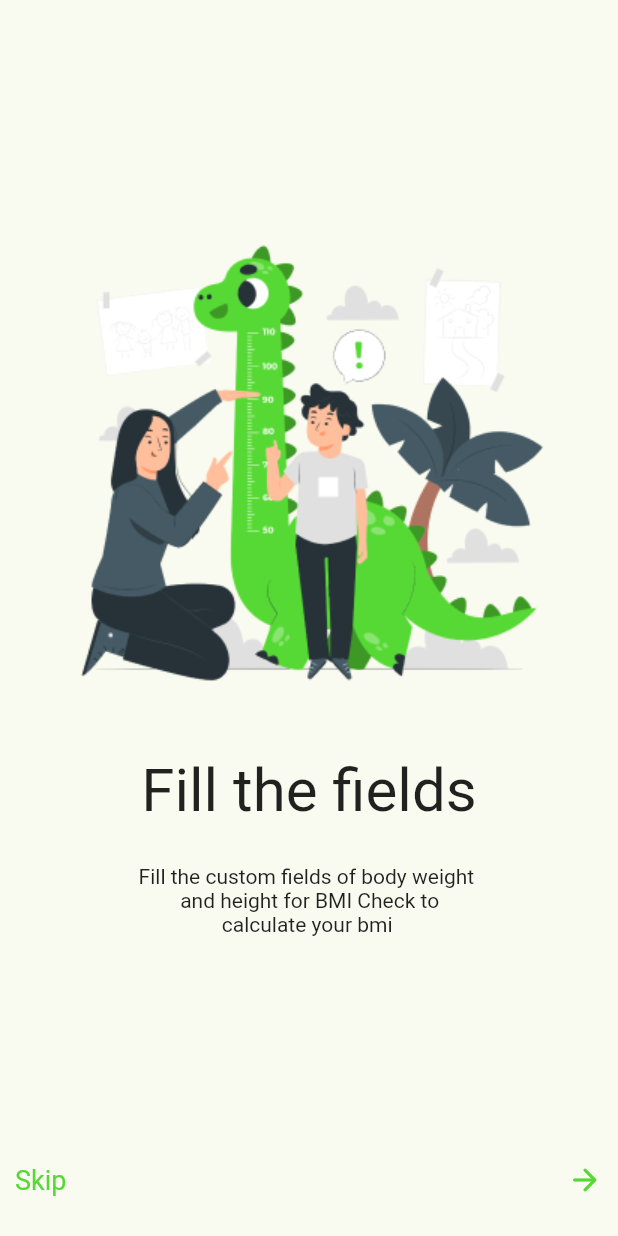
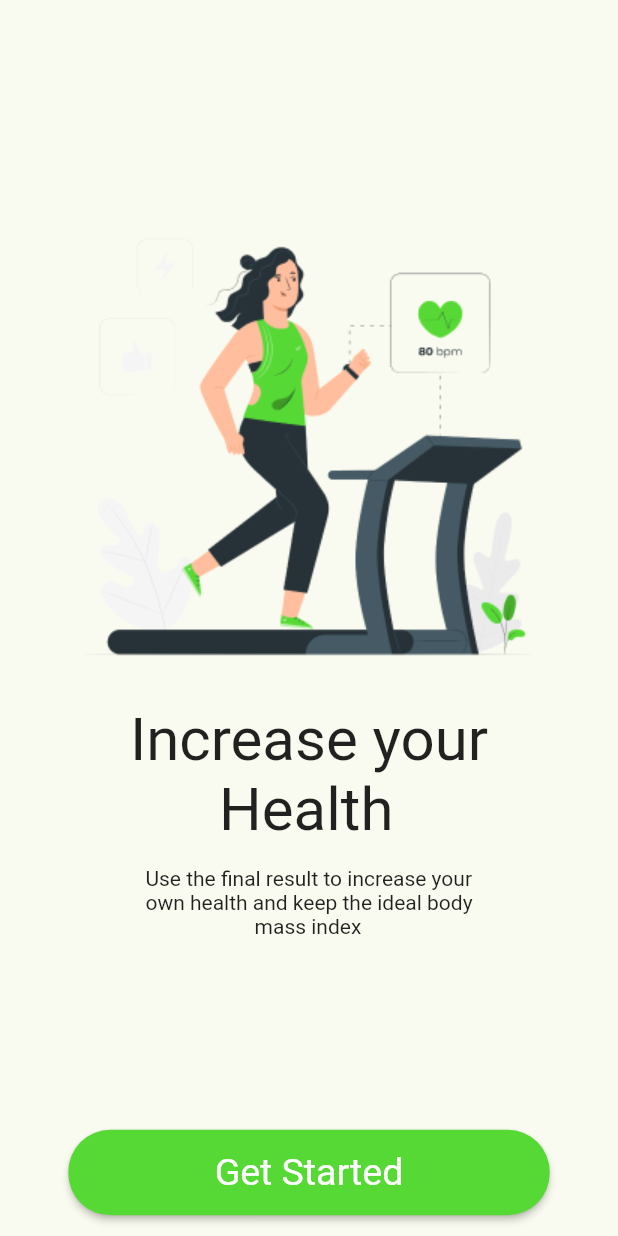
Before and after one commit to Alireza-Seif/BMI, a Flutter app: the screen it shows after launch, on a phone screen of 412 x 824 dp. Run offline on Flutter 3.47's test engine with Material 2 defaults, Android fonts, the phone set to English and light mode, and no system bars.

Commit message:
feat: Finishing the information pages

```diff
--- /dev/null
+++ b/lib/components/button/elevated_button.dart
@@ -0,0 +1,9 @@
+import 'package:flutter/material.dart';
+
+final ButtonStyle customButtonStyle = ElevatedButton.styleFrom(
+  textStyle: const TextStyle(fontSize: 25),
+  backgroundColor: const Color(0xFF57D935),
+  shape: RoundedRectangleBorder(
+    borderRadius: BorderRadius.circular(28),
+  ),
+);
--- a/lib/main.dart
+++ b/lib/main.dart
@@ -1,6 +1,5 @@
+import 'package:first/screens/inroPage_3.dart';
 import 'package:flutter/material.dart';
-
-import 'screens/introPage_2.dart';
 
 void main() {
   runApp(const MyApp());
@@ -16,7 +15,7 @@ class MyApp extends StatelessWidget {
       debugShowCheckedModeBanner: false,
       title: 'BMI',
       theme: ThemeData(),
-      home: const IntroPage2(),
+      home: const IntroPage3(),
     );
   }
 }
--- /dev/null
+++ b/lib/screens/inroPage_3.dart
@@ -0,0 +1,51 @@
+import 'package:first/components/button/elevated_button.dart';
+import 'package:flutter/material.dart';
+
+class IntroPage3 extends StatelessWidget {
+  const IntroPage3({super.key});
+
+  @override
+  Widget build(BuildContext context) {
+    return Scaffold(
+      body: SafeArea(
+        child: Container(
+          width: double.infinity,
+          height: double.infinity,
+          color: const Color(0xFFFAFBF0),
+          padding: const EdgeInsets.fromLTRB(10, 0, 10, 0),
+          child: Column(
+            mainAxisAlignment: MainAxisAlignment.spaceEvenly,
+            children: [
+              const SizedBox(
+                height: 100,
+              ),
+              const Image(
+                image: AssetImage('assets/images/workout_pana.png'),
+              ),
+              const Text(
+                '''Increase your
+      Health''',
+                style: TextStyle(fontSize: 40),
+              ),
+              const Text('''Use the final result to increase your
+own health and keep the ideal body
+                     mass index'''),
+              const SizedBox(
+                height: 100,
+              ),
+              SizedBox(
+                width: 321,
+                height: 57,
+                child: ElevatedButton(
+                  onPressed: () {},
+                  style: customButtonStyle,
+                  child: const Text('Get Started'),
+                ),
+              ),
+            ],
+          ),
+        ),
+      ),
+    );
+  }
+}
```
